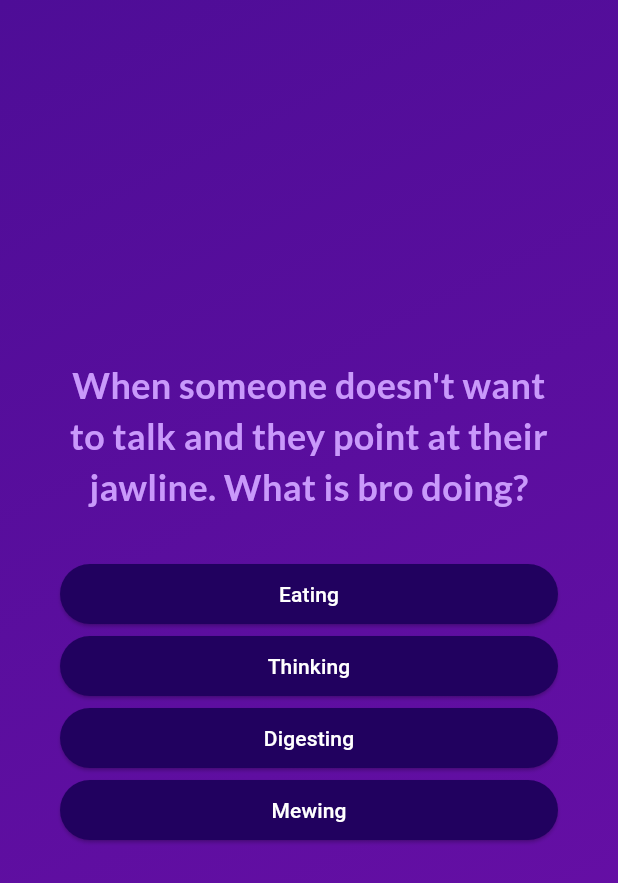
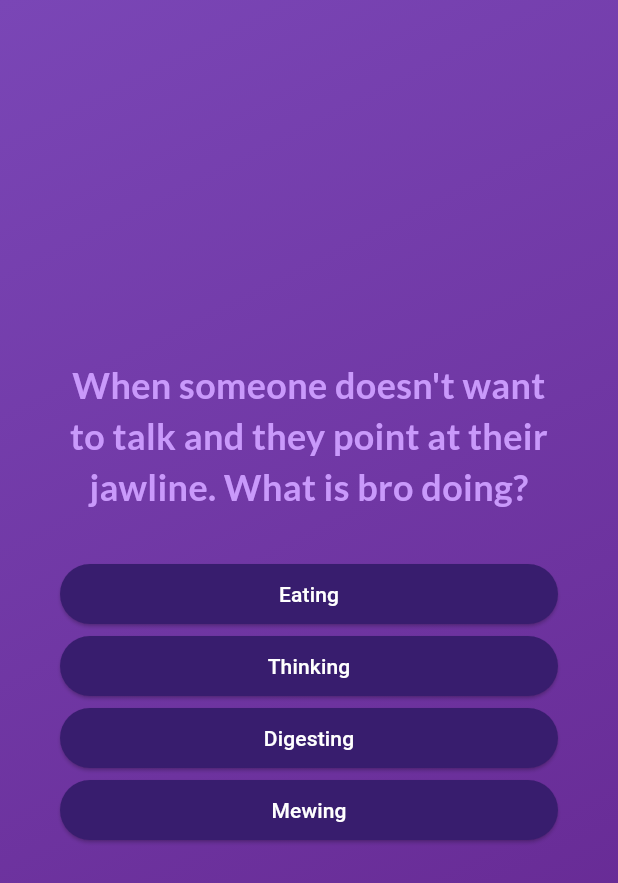
Before and after one commit to adfajo/quiz-app, a Flutter app: the screen it shows after launch, after a tap on "Start Quiz", on a phone screen of 412 x 824 dp. Shown: the top 883 px of the screen. Run offline on Flutter 3.47's test engine with Material 3 defaults, Android fonts, the phone set to English and light mode, and no system bars; our stand-ins replace google_fonts.

```diff
--- a/lib/answer_button.dart
+++ b/lib/answer_button.dart
@@ -19,7 +19,7 @@ class AnswerButton extends StatelessWidget {
           vertical: 10,
           horizontal: 40,
         ),
-        backgroundColor: const Color.fromARGB(255, 33, 1, 95),
+        backgroundColor: const Color.fromARGB(255, 56, 29, 110),
         foregroundColor: Colors.white,
         shape: RoundedRectangleBorder(
           borderRadius: BorderRadius.circular(40),
--- a/lib/quiz.dart
+++ b/lib/quiz.dart
@@ -39,7 +39,8 @@ class _QuizState extends State<Quiz> {
       if (_selectedAnswers.isNotEmpty) {
         _selectedAnswers.removeLast();
       }
-      _activeScreen = 'questions-screen'; // Ensure we switch back to the questions screen
+      _activeScreen =
+          'questions-screen'; // Ensure we switch back to the questions screen
     });
   }
 
@@ -74,8 +75,8 @@ class _QuizState extends State<Quiz> {
           decoration: const BoxDecoration(
             gradient: LinearGradient(
               colors: [
-                Color.fromARGB(255, 78, 13, 151),
-                Color.fromARGB(255, 107, 15, 168),
+                Color.fromARGB(255, 122, 70, 182),
+                Color.fromARGB(255, 99, 36, 141),
               ],
               begin: Alignment.topLeft,
               end: Alignment.bottomRight,
```
Also changed, not shown: lib/start_screen.dart (+0 -7 lines), image.png (added).
